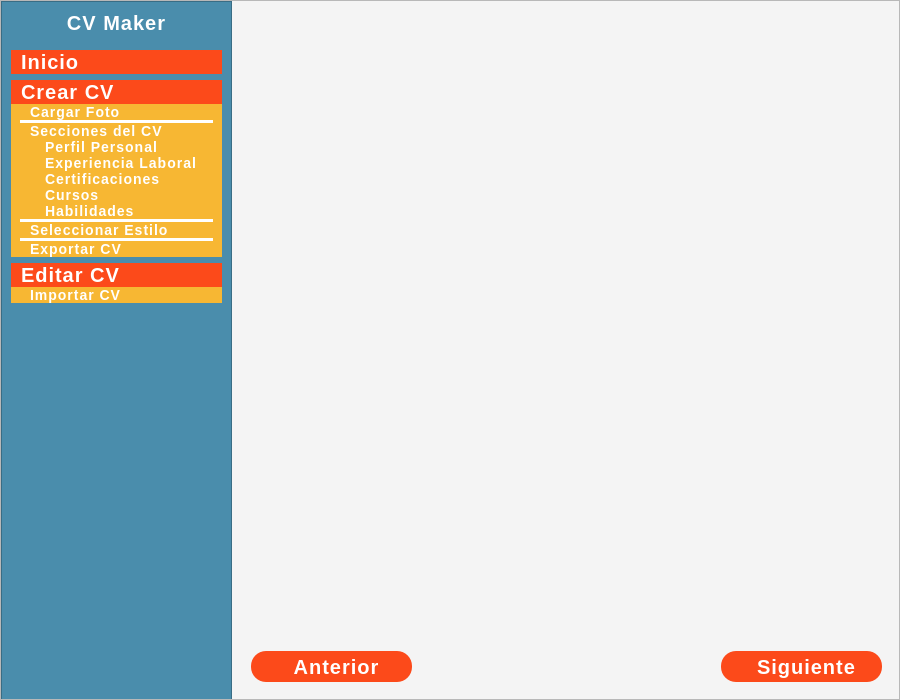
Xukay101/cvmaker-in-pyside6, file ui_files/main_window.ui: the form before one commit.
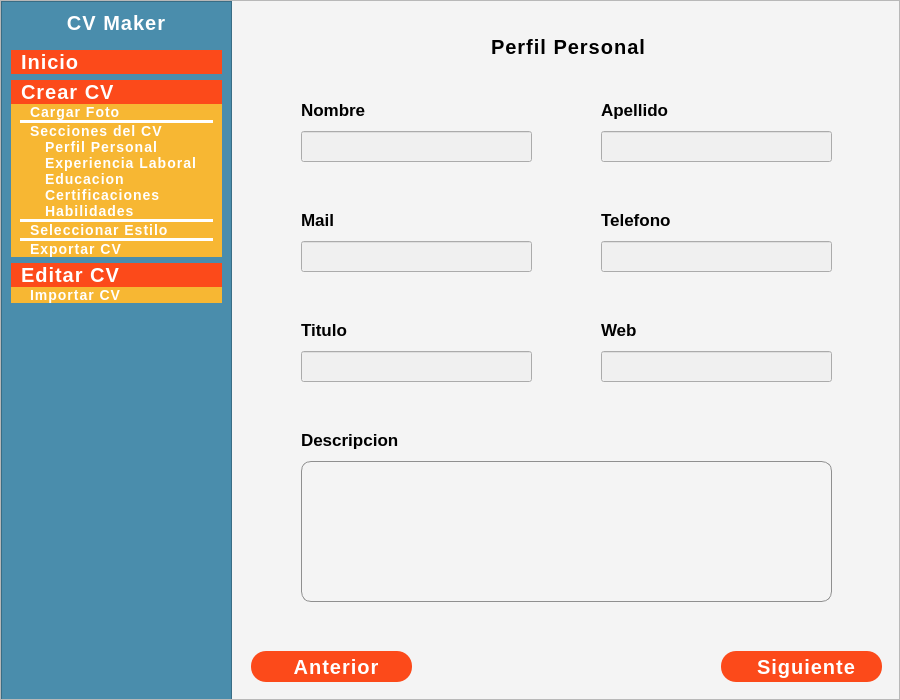
The form after the commit. The open tabs and pages were chosen to show the change. Icons and pictures are not drawn.

Diff of the .ui file:
```diff
--- a/ui_files/main_window.ui
+++ b/ui_files/main_window.ui
@@ -354,6 +354,11 @@
           </widget>
          </widget>
          <widget class="QWidget" name="page_3">
+          <property name="styleSheet">
+           <string notr="true">QFrame {
+	border:0px;
+}</string>
+          </property>
           <widget class="QFrame" name="frame_12">
            <property name="geometry">
             <rect>
@@ -435,6 +440,293 @@
             </property>
            </widget>
           </widget>
+          <widget class="QFrame" name="frame_8">
+           <property name="geometry">
+            <rect>
+             <x>0</x>
+             <y>0</y>
+             <width>681</width>
+             <height>641</height>
+            </rect>
+           </property>
+           <property name="styleSheet">
+            <string notr="true">QFrame {
+	border:0px;
+}</string>
+           </property>
+           <property name="frameShape">
+            <enum>QFrame::StyledPanel</enum>
+           </property>
+           <property name="frameShadow">
+            <enum>QFrame::Raised</enum>
+           </property>
+           <widget class="QLabel" name="label_8">
+            <property name="geometry">
+             <rect>
+              <x>70</x>
+              <y>100</y>
+              <width>271</width>
+              <height>18</height>
+             </rect>
+            </property>
+            <property name="styleSheet">
+             <string notr="true">color: #000;
+font-weight: 600;
+font-size: 17px;</string>
+            </property>
+            <property name="text">
+             <string>Nombre</string>
+            </property>
+           </widget>
+           <widget class="QLabel" name="label_9">
+            <property name="geometry">
+             <rect>
+              <x>70</x>
+              <y>210</y>
+              <width>271</width>
+              <height>18</height>
+             </rect>
+            </property>
+            <property name="styleSheet">
+             <string notr="true">color: #000;
+font-weight: 600;
+font-size: 17px;</string>
+            </property>
+            <property name="text">
+             <string>Mail</string>
+            </property>
+           </widget>
+           <widget class="QLabel" name="label_10">
+            <property name="geometry">
+             <rect>
+              <x>370</x>
+              <y>100</y>
+              <width>271</width>
+              <height>18</height>
+             </rect>
+            </property>
+            <property name="styleSheet">
+             <string notr="true">color: #000;
+font-weight: 600;
+font-size: 17px;</string>
+            </property>
+            <property name="text">
+             <string>Apellido</string>
+            </property>
+           </widget>
+           <widget class="QLabel" name="label_11">
+            <property name="geometry">
+             <rect>
+              <x>370</x>
+              <y>210</y>
+              <width>271</width>
+              <height>18</height>
+             </rect>
+            </property>
+            <property name="styleSheet">
+             <string notr="true">color: #000;
+font-weight: 600;
+font-size: 17px;</string>
+            </property>
+            <property name="text">
+             <string>Telefono</string>
+            </property>
+           </widget>
+           <widget class="QLabel" name="label_12">
+            <property name="geometry">
+             <rect>
+              <x>70</x>
+              <y>320</y>
+              <width>271</width>
+              <height>18</height>
+             </rect>
+            </property>
+            <property name="styleSheet">
+             <string notr="true">color: #000;
+font-weight: 600;
+font-size: 17px;</string>
+            </property>
+            <property name="text">
+             <string>Titulo</string>
+            </property>
+           </widget>
+           <widget class="QLineEdit" name="lineEdit_6">
+            <property name="geometry">
+             <rect>
+              <x>70</x>
+              <y>130</y>
+              <width>231</width>
+              <height>31</height>
+             </rect>
+            </property>
+            <property name="styleSheet">
+             <string notr="true">QLineEdit{
+	background-color: rgb(240, 240, 240);
+	color: #000;
+	border-size: 1px;
+}</string>
+            </property>
+           </widget>
+           <widget class="QLineEdit" name="lineEdit_7">
+            <property name="geometry">
+             <rect>
+              <x>370</x>
+              <y>130</y>
+              <width>231</width>
+              <height>31</height>
+             </rect>
+            </property>
+            <property name="styleSheet">
+             <string notr="true">QLineEdit{
+	background-color: rgb(240, 240, 240);
+	color: #000;
+	border-size: 1px;
+}</string>
+            </property>
+           </widget>
+           <widget class="QLineEdit" name="lineEdit_8">
+            <property name="geometry">
+             <rect>
+              <x>70</x>
+              <y>240</y>
+              <width>231</width>
+              <height>31</height>
+             </rect>
+            </property>
+            <property name="styleSheet">
+             <string notr="true">QLineEdit{
+	background-color: rgb(240, 240, 240);
+	border-size: 1px;
+	color: #000;
+}</string>
+            </property>
+           </widget>
+           <widget class="QLineEdit" name="lineEdit_9">
+            <property name="geometry">
+             <rect>
+              <x>370</x>
+              <y>240</y>
+              <width>231</width>
+              <height>31</height>
+             </rect>
+            </property>
+            <property name="styleSheet">
+             <string notr="true">QLineEdit{
+	background-color: rgb(240, 240, 240);
+	color: #000;
+	border-size: 1px;
+}</string>
+            </property>
+           </widget>
+           <widget class="QLineEdit" name="lineEdit_10">
+            <property name="geometry">
+             <rect>
+              <x>70</x>
+              <y>350</y>
+              <width>231</width>
+              <height>31</height>
+             </rect>
+            </property>
+            <property name="styleSheet">
+             <string notr="true">QLineEdit{
+	background-color: rgb(240, 240, 240);
+	border-size: 1px;
+	color: #000;
+}</string>
+            </property>
+           </widget>
+           <widget class="QLineEdit" name="lineEdit_11">
+            <property name="geometry">
+             <rect>
+              <x>370</x>
+              <y>350</y>
+              <width>231</width>
+              <height>31</height>
+             </rect>
+            </property>
+            <property name="styleSheet">
+             <string notr="true">QLineEdit{
+	background-color: rgb(240, 240, 240);
+	border-size: 1px;
+	color: #000;
+}</string>
+            </property>
+           </widget>
+           <widget class="QLabel" name="label_13">
+            <property name="geometry">
+             <rect>
+              <x>370</x>
+              <y>320</y>
+              <width>271</width>
+              <height>18</height>
+             </rect>
+            </property>
+            <property name="styleSheet">
+             <string notr="true">color: #000;
+font-weight: 600;
+font-size: 17px;</string>
+            </property>
+            <property name="text">
+             <string>Web</string>
+            </property>
+           </widget>
+           <widget class="QLabel" name="label_14">
+            <property name="geometry">
+             <rect>
+              <x>70</x>
+              <y>430</y>
+              <width>271</width>
+              <height>18</height>
+             </rect>
+            </property>
+            <property name="styleSheet">
+             <string notr="true">color: #000;
+font-weight: 600;
+font-size: 17px;</string>
+            </property>
+            <property name="text">
+             <string>Descripcion</string>
+            </property>
+           </widget>
+           <widget class="QPlainTextEdit" name="plainTextEdit">
+            <property name="geometry">
+             <rect>
+              <x>70</x>
+              <y>460</y>
+              <width>531</width>
+              <height>141</height>
+             </rect>
+            </property>
+            <property name="styleSheet">
+             <string notr="true">QPlainTextEdit{
+	border: 1px solid #8F8F8F;
+	border-radius: 10px;
+	color: #000;
+}</string>
+            </property>
+           </widget>
+           <widget class="QLabel" name="label_15">
+            <property name="geometry">
+             <rect>
+              <x>260</x>
+              <y>20</y>
+              <width>201</width>
+              <height>51</height>
+             </rect>
+            </property>
+            <property name="styleSheet">
+             <string notr="true">font-weight: 600;
+font-size: 20px;
+line-height: 65px;
+text-align: center;
+letter-spacing: 1px;
+color: #000;</string>
+            </property>
+            <property name="text">
+             <string>Perfil Personal</string>
+            </property>
+           </widget>
+          </widget>
          </widget>
          <widget class="QWidget" name="page_4">
           <widget class="QFrame" name="frame_13">
@@ -1321,7 +1613,7 @@
 }</string>
                         </property>
                         <property name="text">
-                         <string>Certificaciones</string>
+                         <string>Educacion</string>
                         </property>
                        </widget>
                       </item>
@@ -1342,7 +1634,7 @@
 }</string>
                         </property>
                         <property name="text">
-                         <string>Cursos</string>
+                         <string>Certificaciones</string>
                         </property>
                        </widget>
                       </item>
```
Left out of the diff: 1198 changed lines with no effect on the pictures.
